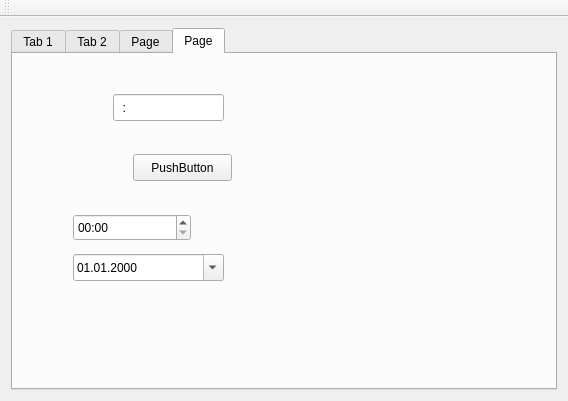
The window that mainwindow.ui (dwalx/wrTime) describes before a commit, drawn with Qt 5.
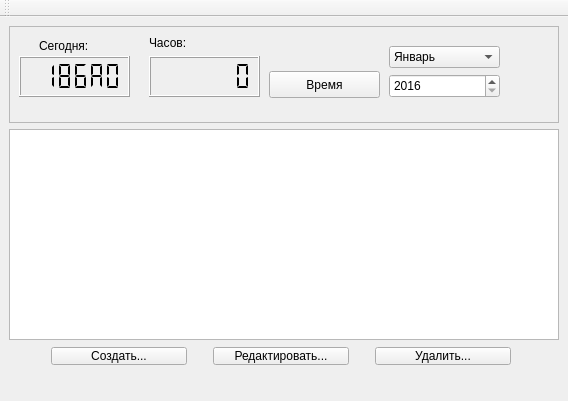
The same window after the commit. The open tabs and pages were chosen to show the change.

Commit message: global redisign. prepearing to beta

Patch:
```diff
--- a/mainwindow.ui
+++ b/mainwindow.ui
@@ -23,128 +23,33 @@
    <enum>QTabWidget::Rounded</enum>
   </property>
   <widget class="QWidget" name="centralWidget">
-   <layout class="QVBoxLayout" name="verticalLayout_2">
-    <property name="sizeConstraint">
-     <enum>QLayout::SetMaximumSize</enum>
-    </property>
-    <item>
-     <widget class="QTabWidget" name="tabWidget">
-      <property name="tabPosition">
-       <enum>QTabWidget::North</enum>
-      </property>
-      <property name="tabShape">
-       <enum>QTabWidget::Rounded</enum>
-      </property>
-      <property name="currentIndex">
-       <number>0</number>
-      </property>
-      <property name="tabsClosable">
-       <bool>false</bool>
-      </property>
-      <widget class="QWidget" name="tab">
-       <attribute name="title">
-        <string>Tab 1</string>
-       </attribute>
-       <widget class="QLCDNumber" name="lcdDate">
+   <widget class="QFrame" name="frame">
         <property name="geometry">
          <rect>
-          <x>20</x>
-          <y>30</y>
-          <width>111</width>
-          <height>41</height>
-         </rect>
-        </property>
-        <property name="smallDecimalPoint">
-         <bool>true</bool>
-        </property>
-        <property name="digitCount">
-         <number>6</number>
-        </property>
-        <property name="mode">
-         <enum>QLCDNumber::Hex</enum>
-        </property>
-        <property name="segmentStyle">
-         <enum>QLCDNumber::Flat</enum>
-        </property>
-        <property name="intValue" stdset="0">
-         <number>1181062</number>
-        </property>
-       </widget>
-       <widget class="QLabel" name="label">
-        <property name="geometry">
-         <rect>
-          <x>20</x>
-          <y>10</y>
-          <width>62</width>
-          <height>14</height>
-         </rect>
-        </property>
-        <property name="text">
-         <string>Сегодня:</string>
-        </property>
-       </widget>
-       <widget class="QLabel" name="label_2">
-        <property name="geometry">
-         <rect>
-          <x>20</x>
-          <y>80</y>
-          <width>62</width>
-          <height>14</height>
-         </rect>
-        </property>
-        <property name="text">
-         <string>Минут:</string>
-        </property>
-       </widget>
-       <widget class="QLCDNumber" name="lcdMinutes">
-        <property name="geometry">
-         <rect>
-          <x>20</x>
-          <y>100</y>
-          <width>111</width>
-          <height>41</height>
-         </rect>
-        </property>
-        <property name="smallDecimalPoint">
-         <bool>true</bool>
-        </property>
-        <property name="digitCount">
-         <number>6</number>
-        </property>
-        <property name="mode">
-         <enum>QLCDNumber::Hex</enum>
-        </property>
-        <property name="segmentStyle">
-         <enum>QLCDNumber::Flat</enum>
-        </property>
-        <property name="intValue" stdset="0">
-         <number>0</number>
-        </property>
-       </widget>
-       <widget class="QPushButton" name="btnSetTime">
-        <property name="geometry">
-         <rect>
-          <x>20</x>
-          <y>160</y>
-          <width>91</width>
-          <height>27</height>
-         </rect>
-        </property>
-        <property name="text">
-         <string>Время</string>
-        </property>
-       </widget>
-      </widget>
-      <widget class="QWidget" name="tab_2">
-       <attribute name="title">
-        <string>Tab 2</string>
-       </attribute>
+      <x>9</x>
+      <y>9</y>
+      <width>550</width>
+      <height>97</height>
+     </rect>
+    </property>
+    <property name="sizePolicy">
+     <sizepolicy hsizetype="Expanding" vsizetype="Ignored">
+      <horstretch>0</horstretch>
+      <verstretch>0</verstretch>
+     </sizepolicy>
+    </property>
+    <property name="frameShape">
+     <enum>QFrame::StyledPanel</enum>
+    </property>
+    <property name="frameShadow">
+     <enum>QFrame::Raised</enum>
+    </property>
        <widget class="QComboBox" name="cbMonth">
         <property name="geometry">
          <rect>
-          <x>10</x>
+       <x>380</x>
           <y>20</y>
-          <width>85</width>
+       <width>111</width>
           <height>22</height>
          </rect>
         </property>
@@ -212,9 +117,9 @@
        <widget class="QSpinBox" name="sbYear">
         <property name="geometry">
          <rect>
-          <x>10</x>
-          <y>50</y>
-          <width>59</width>
+       <x>380</x>
+       <y>48</y>
+       <width>111</width>
           <height>24</height>
          </rect>
         </property>
@@ -225,28 +130,111 @@
          <number>2032</number>
         </property>
        </widget>
-      </widget>
-      <widget class="QWidget" name="tab_3">
-       <property name="sizePolicy">
-        <sizepolicy hsizetype="Maximum" vsizetype="Maximum">
-         <horstretch>0</horstretch>
-         <verstretch>0</verstretch>
-        </sizepolicy>
-       </property>
-       <attribute name="title">
-        <string>Page</string>
-       </attribute>
-       <layout class="QGridLayout" name="gridLayout">
-        <item row="0" column="0">
-         <layout class="QVBoxLayout" name="verticalLayout">
-          <property name="sizeConstraint">
-           <enum>QLayout::SetMinAndMaxSize</enum>
-          </property>
-          <property name="leftMargin">
+    <widget class="QLabel" name="label">
+     <property name="geometry">
+      <rect>
+       <x>30</x>
+       <y>10</y>
+       <width>91</width>
+       <height>20</height>
+      </rect>
+     </property>
+     <property name="text">
+      <string>Сегодня:</string>
+     </property>
+    </widget>
+    <widget class="QLCDNumber" name="lcdMinutes">
+     <property name="geometry">
+      <rect>
+       <x>140</x>
+       <y>30</y>
+       <width>111</width>
+       <height>41</height>
+      </rect>
+     </property>
+     <property name="smallDecimalPoint">
+      <bool>true</bool>
+     </property>
+     <property name="digitCount">
+      <number>6</number>
+     </property>
+     <property name="mode">
+      <enum>QLCDNumber::Hex</enum>
+     </property>
+     <property name="segmentStyle">
+      <enum>QLCDNumber::Flat</enum>
+     </property>
+     <property name="intValue" stdset="0">
            <number>0</number>
           </property>
-          <item>
+    </widget>
+    <widget class="QLCDNumber" name="lcdDate">
+     <property name="geometry">
+      <rect>
+       <x>10</x>
+       <y>30</y>
+       <width>111</width>
+       <height>41</height>
+      </rect>
+     </property>
+     <property name="smallDecimalPoint">
+      <bool>true</bool>
+     </property>
+     <property name="digitCount">
+      <number>6</number>
+     </property>
+     <property name="mode">
+      <enum>QLCDNumber::Hex</enum>
+     </property>
+     <property name="segmentStyle">
+      <enum>QLCDNumber::Flat</enum>
+     </property>
+     <property name="intValue" stdset="0">
+      <number>1181062</number>
+     </property>
+    </widget>
+    <widget class="QLabel" name="label_2">
+     <property name="geometry">
+      <rect>
+       <x>140</x>
+       <y>10</y>
+       <width>62</width>
+       <height>14</height>
+      </rect>
+     </property>
+     <property name="text">
+      <string>Часов:</string>
+     </property>
+    </widget>
+    <widget class="QPushButton" name="btnSetTime">
+     <property name="geometry">
+      <rect>
+       <x>260</x>
+       <y>45</y>
+       <width>111</width>
+       <height>27</height>
+      </rect>
+     </property>
+     <property name="text">
+      <string>Время</string>
+     </property>
+    </widget>
+   </widget>
            <widget class="QTableWidget" name="tblTime">
+    <property name="geometry">
+     <rect>
+      <x>9</x>
+      <y>112</y>
+      <width>550</width>
+      <height>211</height>
+     </rect>
+    </property>
+    <property name="sizePolicy">
+     <sizepolicy hsizetype="Maximum" vsizetype="Ignored">
+      <horstretch>0</horstretch>
+      <verstretch>0</verstretch>
+     </sizepolicy>
+    </property>
             <property name="editTriggers">
              <set>QAbstractItemView::NoEditTriggers</set>
             </property>
@@ -257,24 +245,15 @@
              <enum>QAbstractItemView::SelectRows</enum>
             </property>
            </widget>
-          </item>
-          <item>
-           <spacer name="verticalSpacer">
-            <property name="orientation">
-             <enum>Qt::Vertical</enum>
-            </property>
-            <property name="sizeType">
-             <enum>QSizePolicy::Fixed</enum>
-            </property>
-            <property name="sizeHint" stdset="0">
-             <size>
-              <width>20</width>
-              <height>10</height>
-             </size>
-            </property>
-           </spacer>
-          </item>
-          <item>
+   <widget class="QWidget" name="layoutWidget">
+    <property name="geometry">
+     <rect>
+      <x>10</x>
+      <y>330</y>
+      <width>546</width>
+      <height>29</height>
+     </rect>
+    </property>
            <layout class="QHBoxLayout" name="horizontalLayout">
             <property name="sizeConstraint">
              <enum>QLayout::SetDefaultConstraint</enum>
@@ -292,7 +271,7 @@
               </property>
               <property name="sizeHint" stdset="0">
                <size>
-                <width>20</width>
+         <width>30</width>
                 <height>20</height>
                </size>
               </property>
@@ -376,103 +355,14 @@
               </property>
               <property name="sizeHint" stdset="0">
                <size>
-                <width>40</width>
+         <width>30</width>
                 <height>20</height>
                </size>
               </property>
              </spacer>
             </item>
            </layout>
-          </item>
-          <item>
-           <spacer name="verticalSpacer_2">
-            <property name="orientation">
-             <enum>Qt::Vertical</enum>
-            </property>
-            <property name="sizeType">
-             <enum>QSizePolicy::Fixed</enum>
-            </property>
-            <property name="sizeHint" stdset="0">
-             <size>
-              <width>20</width>
-              <height>2</height>
-             </size>
-            </property>
-           </spacer>
-          </item>
-         </layout>
-        </item>
-       </layout>
-      </widget>
-      <widget class="QWidget" name="tab_4">
-       <attribute name="title">
-        <string>Page</string>
-       </attribute>
-       <widget class="QLineEdit" name="lineEdit">
-        <property name="geometry">
-         <rect>
-          <x>100</x>
-          <y>40</y>
-          <width>111</width>
-          <height>27</height>
-         </rect>
-        </property>
-        <property name="inputMask">
-         <string>09:09</string>
-        </property>
-        <property name="text">
-         <string>:</string>
-        </property>
-        <property name="maxLength">
-         <number>5</number>
-        </property>
-       </widget>
-       <widget class="QPushButton" name="pushButton">
-        <property name="geometry">
-         <rect>
-          <x>120</x>
-          <y>100</y>
-          <width>99</width>
-          <height>27</height>
-         </rect>
-        </property>
-        <property name="text">
-         <string>PushButton</string>
-        </property>
-       </widget>
-       <widget class="QTimeEdit" name="timeEdit">
-        <property name="geometry">
-         <rect>
-          <x>60</x>
-          <y>160</y>
-          <width>118</width>
-          <height>27</height>
-         </rect>
-        </property>
-        <property name="displayFormat">
-         <string>HH:mm</string>
-        </property>
-       </widget>
-       <widget class="QDateEdit" name="dateEdit">
-        <property name="geometry">
-         <rect>
-          <x>60</x>
-          <y>200</y>
-          <width>151</width>
-          <height>27</height>
-         </rect>
-        </property>
-        <property name="displayFormat">
-         <string>dd.MM.yyyy</string>
-        </property>
-        <property name="calendarPopup">
-         <bool>true</bool>
-        </property>
-       </widget>
-      </widget>
-     </widget>
-    </item>
-   </layout>
+   </widget>
   </widget>
   <widget class="QMenuBar" name="menuBar">
    <property name="geometry">
```
Left out of the diff: 31 changed lines with no effect on the pictures. Lines whose indentation alone changed are shown as unchanged. The commit also changes 2 other files.
